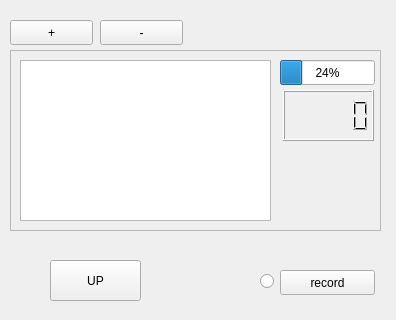
nfazlay/Denas-product-simulation, file interface.ui: the form before one commit; both pictures show x 0 to 396 and y 0 to 320 of the 396 by 534 pixel window.
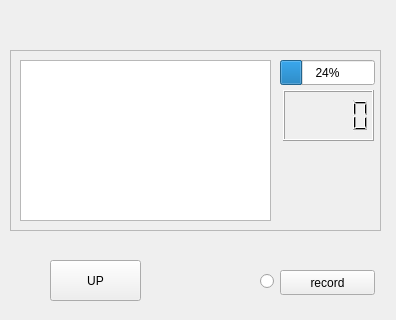
The form after the commit.

What changed in the file:
```diff
--- a/interface.ui
+++ b/interface.ui
@@ -76,38 +76,6 @@
      <string>Power</string>
     </property>
    </widget>
-   <widget class="QPushButton" name="addPower">
-    <property name="geometry">
-     <rect>
-      <x>10</x>
-      <y>20</y>
-      <width>83</width>
-      <height>25</height>
-     </rect>
-    </property>
-    <property name="styleSheet">
-     <string notr="true"/>
-    </property>
-    <property name="text">
-     <string>+</string>
-    </property>
-   </widget>
-   <widget class="QPushButton" name="removePower">
-    <property name="geometry">
-     <rect>
-      <x>100</x>
-      <y>20</y>
-      <width>83</width>
-      <height>25</height>
-     </rect>
-    </property>
-    <property name="styleSheet">
-     <string notr="true"/>
-    </property>
-    <property name="text">
-     <string>-</string>
-    </property>
-   </widget>
    <widget class="QPushButton" name="recordButton">
     <property name="geometry">
      <rect>
```
